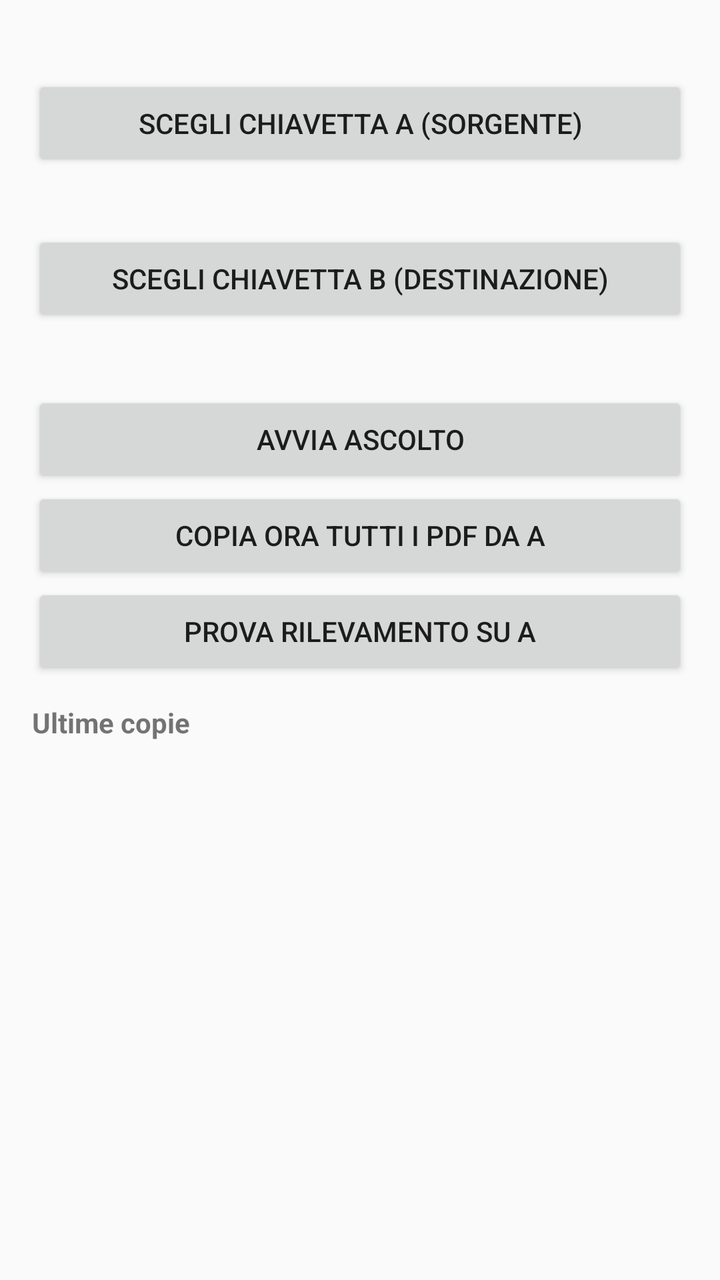
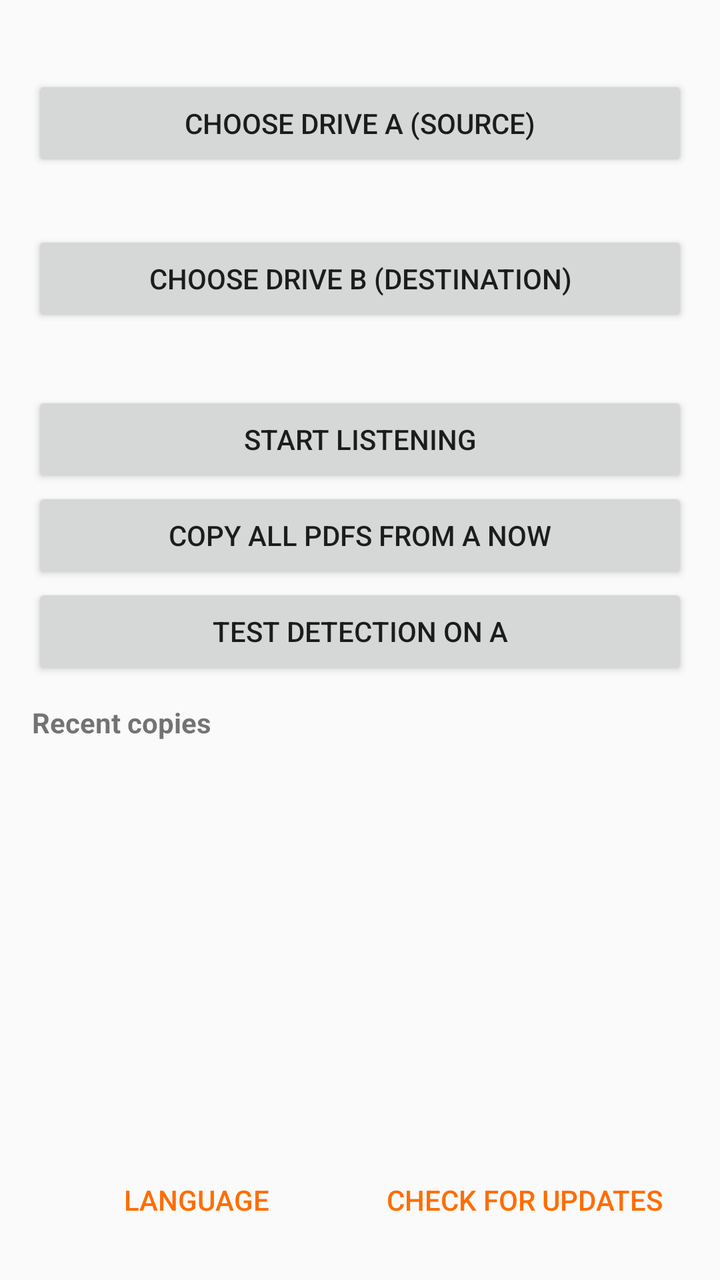

An Android layout rendered at two revisions. The XML below is the earlier revision; the diff shows what the commit changed to produce the second picture.
<!-- AndroidManifest.xml: application theme AppTheme -->
<!-- res/layout/activity_main.xml -->
<?xml version="1.0" encoding="utf-8"?>
<LinearLayout xmlns:android="http://schemas.android.com/apk/res/android"
    android:layout_width="match_parent"
    android:layout_height="match_parent"
    android:orientation="vertical"
    android:padding="16dp">

    <TextView
        android:id="@+id/state_a"
        android:layout_width="match_parent"
        android:layout_height="wrap_content"
        android:textSize="16sp"
        android:textStyle="bold" />

    <Button
        android:id="@+id/pick_a"
        android:layout_width="match_parent"
        android:layout_height="wrap_content"
        android:text="@string/picked_a" />

    <TextView
        android:id="@+id/state_b"
        android:layout_width="match_parent"
        android:layout_height="wrap_content"
        android:layout_marginTop="8dp"
        android:textSize="16sp"
        android:textStyle="bold" />

    <Button
        android:id="@+id/pick_b"
        android:layout_width="match_parent"
        android:layout_height="wrap_content"
        android:text="@string/picked_b" />

    <TextView
        android:id="@+id/volumes"
        android:layout_width="match_parent"
        android:layout_height="wrap_content"
        android:layout_marginTop="8dp"
        android:textSize="12sp" />

    <Button
        android:id="@+id/toggle"
        android:layout_width="match_parent"
        android:layout_height="wrap_content"
        android:layout_marginTop="8dp"
        android:text="@string/start" />

    <Button
        android:id="@+id/copy_all"
        android:layout_width="match_parent"
        android:layout_height="wrap_content"
        android:text="@string/copy_all" />

    <Button
        android:id="@+id/test"
        android:layout_width="match_parent"
        android:layout_height="wrap_content"
        android:text="@string/test" />

    <TextView
        android:layout_width="match_parent"
        android:layout_height="wrap_content"
        android:layout_marginTop="12dp"
        android:text="@string/log_title"
        android:textStyle="bold" />

    <ListView
        android:id="@+id/log"
        android:layout_width="match_parent"
        android:layout_height="0dp"
        android:layout_weight="1" />
</LinearLayout>
<!-- resources referenced by this layout -->
<resources>
  <string name="copy_all">Copia ora tutti i PDF da A</string>
  <string name="log_title">Ultime copie</string>
  <string name="picked_a">Scegli chiavetta A (sorgente)</string>
  <string name="picked_b">Scegli chiavetta B (destinazione)</string>
  <string name="start">Avvia ascolto</string>
  <string name="test">Prova rilevamento su A</string>
  <style name="AppTheme" parent="android:Theme.Material.Light.DarkActionBar">
          <item name="android:colorPrimary">@color/primary</item>
          <item name="android:colorPrimaryDark">@color/primary_dark</item>
          <item name="android:colorAccent">@color/accent</item>
      </style>
  <color name="primary">#E65100</color>
  <color name="primary_dark">#BF360C</color>
  <color name="accent">#FF6D00</color>
</resources>

<!-- the commit's change to res/layout/activity_main.xml (unified diff, before → after) -->
@@ -70,4 +70,28 @@
         android:layout_width="match_parent"
         android:layout_height="0dp"
         android:layout_weight="1" />
+
+    
+    <LinearLayout
+        style="?android:attr/buttonBarStyle"
+        android:layout_width="match_parent"
+        android:layout_height="wrap_content"
+        android:orientation="horizontal">
+
+        <Button
+            android:id="@+id/language"
+            style="?android:attr/buttonBarButtonStyle"
+            android:layout_width="0dp"
+            android:layout_height="wrap_content"
+            android:layout_weight="1"
+            android:text="@string/language" />
+
+        <Button
+            android:id="@+id/updates"
+            style="?android:attr/buttonBarButtonStyle"
+            android:layout_width="0dp"
+            android:layout_height="wrap_content"
+            android:layout_weight="1"
+            android:text="@string/check_updates" />
+    </LinearLayout>
 </LinearLayout>
<!-- resource entries referenced after the edit -->
@@ -1,11 +1,13 @@
 <!-- resources referenced by this layout -->
 <resources>
-  <string name="copy_all">Copia ora tutti i PDF da A</string>
-  <string name="log_title">Ultime copie</string>
-  <string name="picked_a">Scegli chiavetta A (sorgente)</string>
-  <string name="picked_b">Scegli chiavetta B (destinazione)</string>
-  <string name="start">Avvia ascolto</string>
-  <string name="test">Prova rilevamento su A</string>
+  <string name="check_updates">Check for updates</string>
+  <string name="copy_all">Copy all PDFs from A now</string>
+  <string name="language">Language</string>
+  <string name="log_title">Recent copies</string>
+  <string name="picked_a">Choose drive A (source)</string>
+  <string name="picked_b">Choose drive B (destination)</string>
+  <string name="start">Start listening</string>
+  <string name="test">Test detection on A</string>
   <style name="AppTheme" parent="android:Theme.Material.Light.DarkActionBar">
           <item name="android:colorPrimary">@color/primary</item>
           <item name="android:colorPrimaryDark">@color/primary_dark</item>
